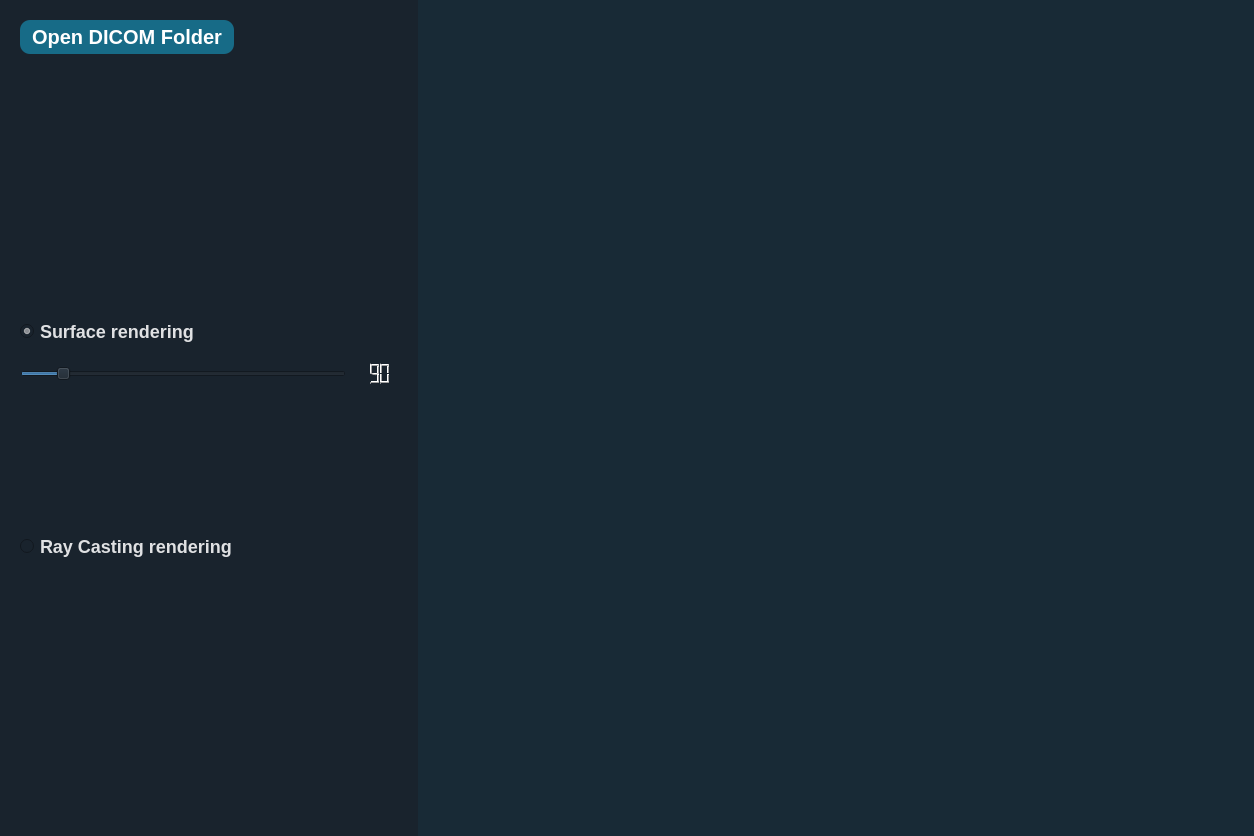
First picture: the form in main.ui, repository omarshaban02/DICOM-Viewer, before the edit.
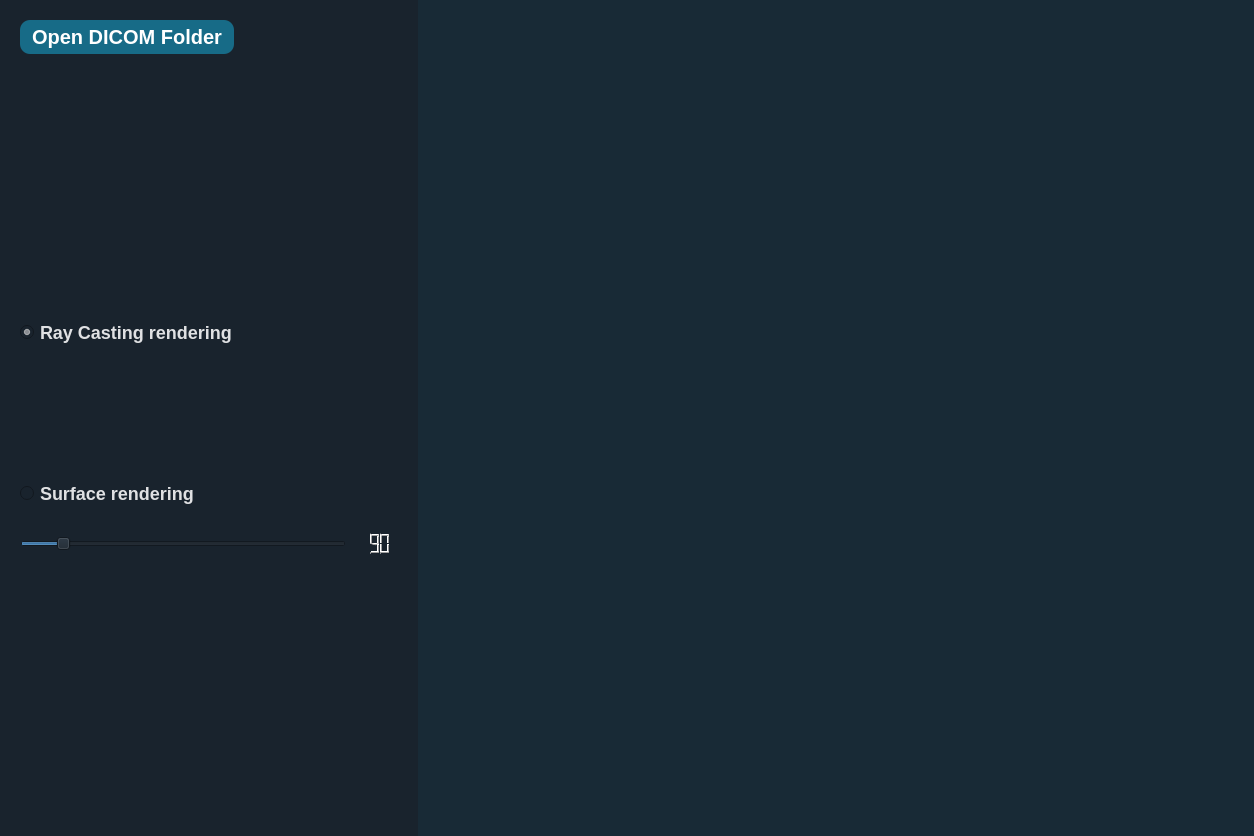
Second picture: the form after the edit. Icons and pictures are not drawn.

Commit message: DICOM Viewer 0.0.1

```diff
--- a/main.ui
+++ b/main.ui
@@ -382,6 +382,35 @@
               </property>
              </spacer>
             </item>
+            <item>
+             <widget class="QRadioButton" name="radioButton_2">
+              <property name="cursor">
+               <cursorShape>PointingHandCursor</cursorShape>
+              </property>
+              <property name="text">
+               <string>Ray Casting rendering</string>
+              </property>
+              <property name="checked">
+               <bool>true</bool>
+              </property>
+             </widget>
+            </item>
+            <item>
+             <spacer name="verticalSpacer">
+              <property name="orientation">
+               <enum>Qt::Vertical</enum>
+              </property>
+              <property name="sizeType">
+               <enum>QSizePolicy::Minimum</enum>
+              </property>
+              <property name="sizeHint" stdset="0">
+               <size>
+                <width>20</width>
+                <height>133</height>
+               </size>
+              </property>
+             </spacer>
+            </item>
             <item>
              <widget class="QRadioButton" name="surface_rendering_radioButton">
               <property name="cursor">
@@ -391,7 +420,7 @@
                <string>Surface rendering</string>
               </property>
               <property name="checked">
-               <bool>true</bool>
+               <bool>false</bool>
               </property>
              </widget>
             </item>
@@ -406,7 +435,7 @@
               <property name="sizeHint" stdset="0">
                <size>
                 <width>20</width>
-                <height>14</height>
+                <height>22</height>
                </size>
               </property>
              </spacer>
@@ -450,32 +479,6 @@
               </item>
              </layout>
             </item>
-            <item>
-             <spacer name="verticalSpacer">
-              <property name="orientation">
-               <enum>Qt::Vertical</enum>
-              </property>
-              <property name="sizeType">
-               <enum>QSizePolicy::Minimum</enum>
-              </property>
-              <property name="sizeHint" stdset="0">
-               <size>
-                <width>20</width>
-                <height>144</height>
-               </size>
-              </property>
-             </spacer>
-            </item>
-            <item>
-             <widget class="QRadioButton" name="radioButton_2">
-              <property name="cursor">
-               <cursorShape>PointingHandCursor</cursorShape>
-              </property>
-              <property name="text">
-               <string>Ray Casting rendering</string>
-              </property>
-             </widget>
-            </item>
             <item>
              <spacer name="verticalSpacer_3">
               <property name="orientation">
```
The commit also changes 1 other file.
